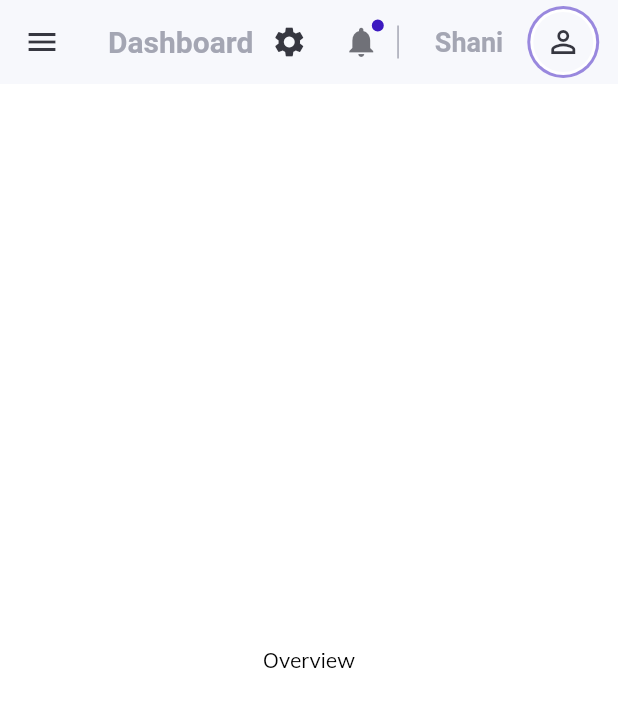
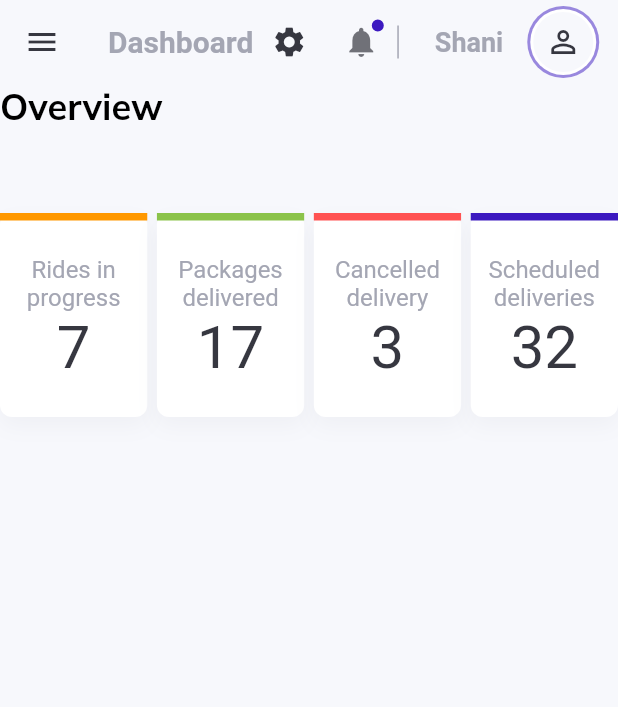
Before and after one commit to Jashwanth-Gowda-R/Flutter_web_dashboard, a Flutter app: the screen it shows after launch, on a phone screen of 412 x 824 dp. Shown: the top 707 px of the screen. Run offline on Flutter 3.47's test engine with Material 2 defaults, Android fonts, the phone set to English and light mode, and no system bars; our stand-ins replace get, google_fonts.

Commit message:
added overview part1

```diff
--- a/lib/layout.dart
+++ b/lib/layout.dart
@@ -13,6 +13,7 @@ class SiteLayout extends StatelessWidget {
     final GlobalKey<ScaffoldState> scaffoldKey = GlobalKey();
     return Scaffold(
       key: scaffoldKey,
+      extendBodyBehindAppBar: true,
       appBar: topNavigationBar(context, scaffoldKey),
       drawer: Drawer(
         child: SideMenu(),
--- a/lib/main.dart
+++ b/lib/main.dart
@@ -1,4 +1,5 @@
 import 'package:flutter/material.dart';
+import 'package:flutter_web_dashboard/constants/style.dart';
 import 'package:flutter_web_dashboard/controllers/menu_controller.dart';
 import 'package:flutter_web_dashboard/controllers/navigation_controller.dart';
 import 'package:flutter_web_dashboard/layout.dart';
@@ -29,7 +30,7 @@ class MyApp extends StatelessWidget {
         // or simply save your changes to "hot reload" in a Flutter IDE).
         // Notice that the counter didn't reset back to zero; the application
         // is not restarted.
-        scaffoldBackgroundColor: Colors.white,
+        scaffoldBackgroundColor: light,
         textTheme: GoogleFonts.mulishTextTheme(Theme.of(context).textTheme)
             .apply(bodyColor: Colors.black),
         pageTransitionsTheme: PageTransitionsTheme(builders: {
--- a/lib/pages/overview/overview.dart
+++ b/lib/pages/overview/overview.dart
@@ -1,13 +1,55 @@
 import 'package:flutter/material.dart';
+import 'package:flutter_web_dashboard/constants/controllers.dart';
+import 'package:flutter_web_dashboard/helpers/reponsiveness.dart';
+import 'package:flutter_web_dashboard/pages/overview/widgets/overview_cards_large.dart';
 import 'package:flutter_web_dashboard/widgets/custom_text.dart';
+import 'package:get/get.dart';
 
 class OverviewPage extends StatelessWidget {
-  const OverviewPage({Key key}) : super(key: key);
-
   @override
   Widget build(BuildContext context) {
-    return Center(
-      child: CustomText(text: 'Overview'),
+    return Container(
+      child: Column(
+        children: [
+          Obx(
+            () => Row(
+              children: [
+                Container(
+                    margin: EdgeInsets.only(
+                        top: ResponsiveWidget.isSmallScreen(context) ? 56 : 6),
+                    child: CustomText(
+                      text: menuController.activeItem.value,
+                      size: 24,
+                      weight: FontWeight.bold,
+                    )),
+              ],
+            ),
+          ),
+          Expanded(child: ListView(
+            children: [
+              OverviewCardsLargeScreen(),
+            ],
+          ))
+          // Expanded(
+          //     child: ListView(
+          //   children: [
+          //     if (ResponsiveWidget.isLargeScreen(context) ||
+          //         ResponsiveWidget.isMediumScreen(context))
+          //       if (ResponsiveWidget.isCustomSize(context))
+          //         OverviewCardsMediumScreen()
+          //       else
+          //         OverviewCardsLargeScreen()
+          //     else
+          //       OverviewCardsSmallScreen(),
+          //     if (!ResponsiveWidget.isSmallScreen(context))
+          //       RevenueSectionLarge()
+          //     else
+          //       RevenueSectionSmall(),
+          //     AvailableDriversTable(),
+          //   ],
+          // ))
+        ],
+      ),
     );
   }
 }
--- a/lib/pages/overview/widgets/info_card.dart
+++ b/lib/pages/overview/widgets/info_card.dart
@@ -0,0 +1,64 @@
+import 'package:flutter/material.dart';
+import 'package:flutter_web_dashboard/constants/style.dart';
+
+class InfoCard extends StatelessWidget {
+  final String title;
+  final String value;
+  final Color topColor;
+  final bool isActive;
+  final Function onTap;
+
+  const InfoCard({Key key,@required this.title,@required this.value, this.isActive = false,@required this.onTap, this.topColor})
+      : super(key: key);
+
+  @override
+  Widget build(BuildContext context) {
+    return Expanded(
+      child: InkWell(
+        onTap: onTap,
+        child: Container(
+          height: 136,
+          alignment: Alignment.center,
+          decoration: BoxDecoration(
+            color: Colors.white,
+            boxShadow: [
+              BoxShadow(
+                  offset: Offset(0, 6),
+                  color: lightGrey.withOpacity(.1),
+                  blurRadius: 12
+              )
+            ],
+            borderRadius: BorderRadius.circular(8),
+          ),
+          child: Column(
+            children: [
+              Row(
+                children: [
+                  Expanded(child: Container(
+                    color: topColor ?? active,
+                    height: 5,
+                  ))
+                ],
+              ),
+              Expanded(child: Container()),
+              RichText(
+                  textAlign: TextAlign.center,
+                  text: TextSpan(children: [
+                    TextSpan(
+                        text: "$title\n",
+                        style: TextStyle(
+                            fontSize: 16, color: isActive ? active : lightGrey)),
+                    TextSpan(
+                        text: "$value",
+                        style:
+                        TextStyle(fontSize: 40, color: isActive ? active : dark)),
+                  ])),
+              Expanded(child: Container()),
+
+            ],
+          ),
+        ),
+      ),
+    );
+  }
+}
--- a/lib/pages/overview/widgets/overview_cards_large.dart
+++ b/lib/pages/overview/widgets/overview_cards_large.dart
@@ -0,0 +1,46 @@
+import 'package:flutter/material.dart';
+import 'package:flutter_web_dashboard/pages/overview/widgets/info_card.dart';
+
+class OverviewCardsLargeScreen extends StatelessWidget {
+  @override
+  Widget build(BuildContext context) {
+    double _width = MediaQuery.of(context).size.width;
+
+    return Row(
+      children: [
+        InfoCard(
+          title: "Rides in progress",
+          value: "7",
+          onTap: () {},
+          topColor: Colors.orange,
+        ),
+        SizedBox(
+          width: _width / 64,
+        ),
+        InfoCard(
+          title: "Packages delivered",
+          value: "17",
+          topColor: Colors.lightGreen,
+          onTap: () {},
+        ),
+        SizedBox(
+          width: _width / 64,
+        ),
+        InfoCard(
+          title: "Cancelled delivery",
+          value: "3",
+          topColor: Colors.redAccent,
+          onTap: () {},
+        ),
+        SizedBox(
+          width: _width / 64,
+        ),
+        InfoCard(
+          title: "Scheduled deliveries",
+          value: "32",
+          onTap: () {},
+        ),
+      ],
+    );
+  }
+}
--- a/lib/widgets/top_nav.dart
+++ b/lib/widgets/top_nav.dart
@@ -102,5 +102,5 @@ AppBar topNavigationBar(BuildContext context, GlobalKey<ScaffoldState> key) =>
       ),
       iconTheme: IconThemeData(color: dark),
       elevation: 0,
-      backgroundColor: light,
+      backgroundColor: Colors.transparent,
     );
```
Also changed, not shown: lib/pages/clients/clients.dart (+40 -4 lines), lib/pages/drivers/drivers.dart (+40 -4 lines), lib/pages/overview/widgets/info_card_small.dart (+37 -0 lines).
